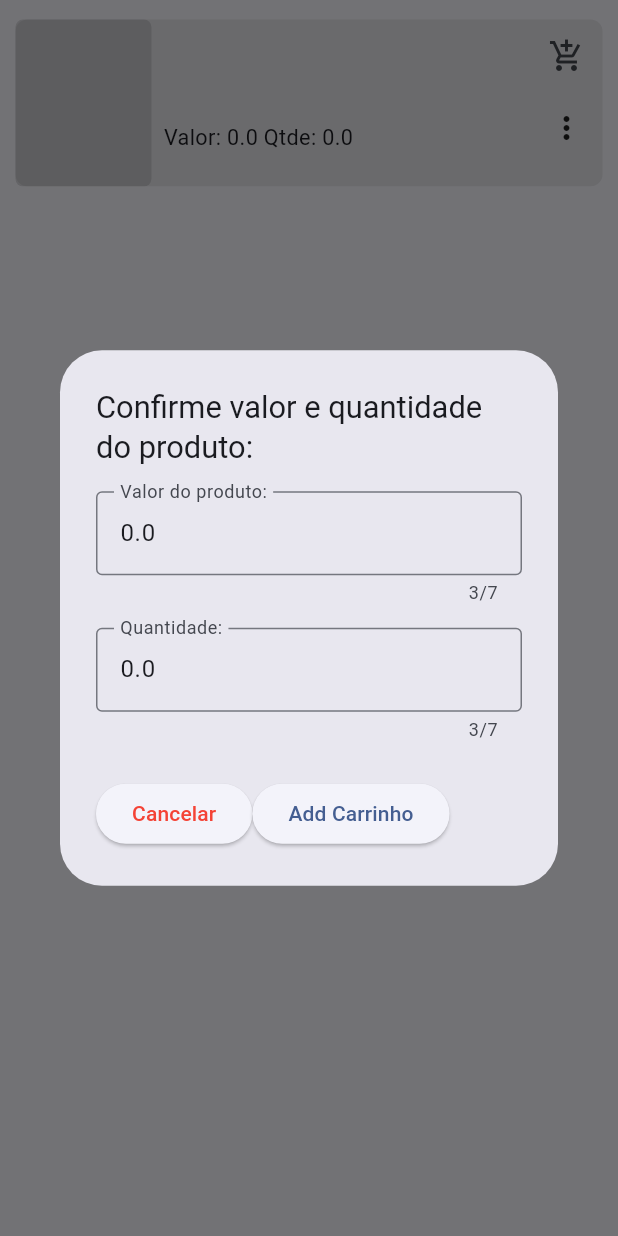
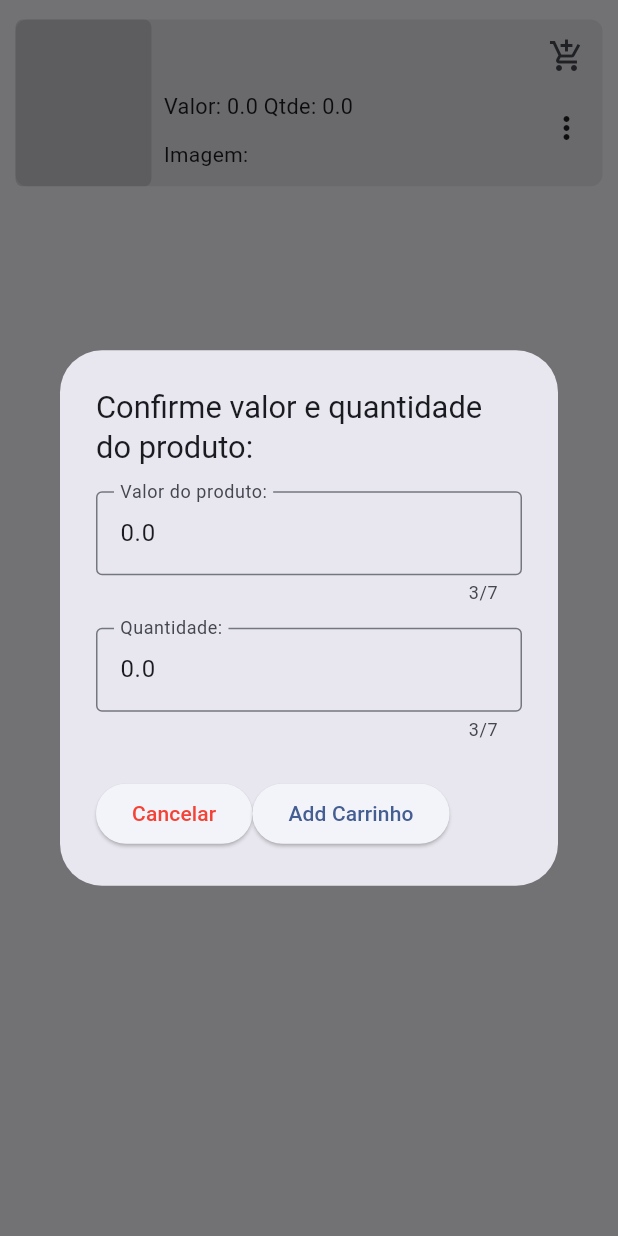
Before and after one commit to Gabriel-Louzada/AppList, a Flutter app: the Produto widget shown alone on an empty page, opened directly with empty values, after a tap on the "add shopping cart" icon, on a phone screen of 412 x 824 dp. Run offline on Flutter 3.47's test engine with Material 3 defaults, Android fonts, the phone set to English and light mode, and no system bars; our stand-ins replace image_picker, sqflite; accounts and stored records are empty.

Commit message:
Correção de bug em alteração de imagem

```diff
--- a/listfy/lib/components/produto.dart
+++ b/listfy/lib/components/produto.dart
@@ -85,6 +85,7 @@ class _ProdutoState extends State<Produto> {
                             "Valor: ${widget.produto.valor} Qtde: ${widget.produto.quantidade}",
                             style: TextStyle(fontSize: 0.035 * size.width),
                           ),
+                          Text("Imagem: ${widget.produto.imagem}"),
                         ],
                       ),
                     ),
@@ -238,11 +239,14 @@ class _ProdutoState extends State<Produto> {
                     final nome = produto.nome;
                     final valor = valorController.text.trim();
                     final quantidade = quantidadeController.text.trim();
+                    final File imagem = File(widget.produto.imagem!);
+
                     final ProdutoModel produtoAlterado = ProdutoModel(
                       id: id,
                       nome: nome,
                       valor: double.parse(valor),
                       quantidade: double.parse(quantidade),
+                      imagem: imagem.path.toString(),
                     );
                     //ALTERO O PRODUTO
                     await Provider.of<ProdutoProvider>(context, listen: false)
--- a/listfy/lib/components/produtoPego.dart
+++ b/listfy/lib/components/produtoPego.dart
@@ -83,6 +83,7 @@ class _ProdutoState extends State<ProdutoPego> {
                             "Valor: ${widget.produto.valor} Qtde: ${widget.produto.quantidade}",
                             style: TextStyle(fontSize: 0.036 * size.width),
                           ),
+                          Text("Imagem: ${widget.produto.imagem}"),
                         ],
                       ),
                     ),
--- a/listfy/lib/screen/alterarProduto.dart
+++ b/listfy/lib/screen/alterarProduto.dart
@@ -9,12 +9,11 @@ import 'package:listfy/util/vincularImagem.dart';
 import 'package:provider/provider.dart';
 
 class AlterarProduto extends StatefulWidget {
+  final BuildContext produtoContext;
+  final ProdutoModel produto;
+
   const AlterarProduto(
       {super.key, required this.produto, required this.produtoContext});
-//Aqui eu entendi que eu estou criando um context e tornando ele de certa forma obrigatório
-
-  final BuildContext produtoContext;
-  final ProdutoModel produto;
 
   @override
   State<AlterarProduto> createState() => _AlterarProdutoState();
@@ -41,12 +40,12 @@ class _AlterarProdutoState extends State<AlterarProduto> {
   @override
   void initState() {
     super.initState();
-    imagem = File(widget.produto.imagem!);
     _nomeController = TextEditingController(text: widget.produto.nome);
     _valorController =
         TextEditingController(text: widget.produto.valor.toString());
     _quantidadeController =
         TextEditingController(text: widget.produto.quantidade.toString());
+    imagem = File(widget.produto.imagem!.toString());
   }
 
   @override
```
